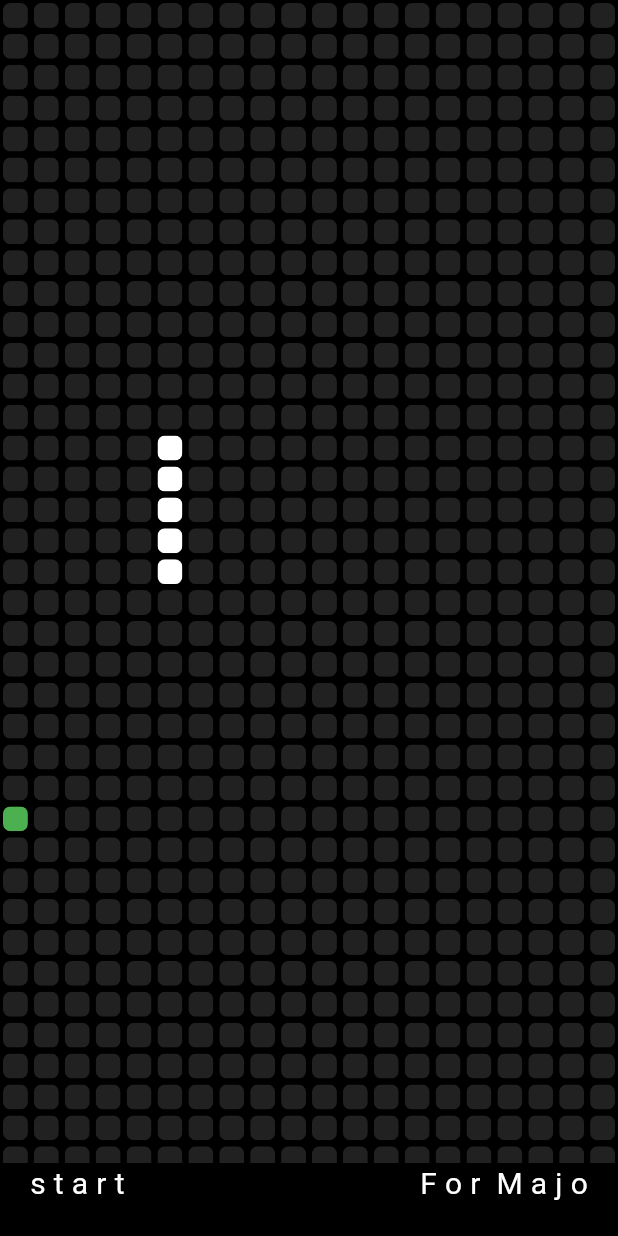
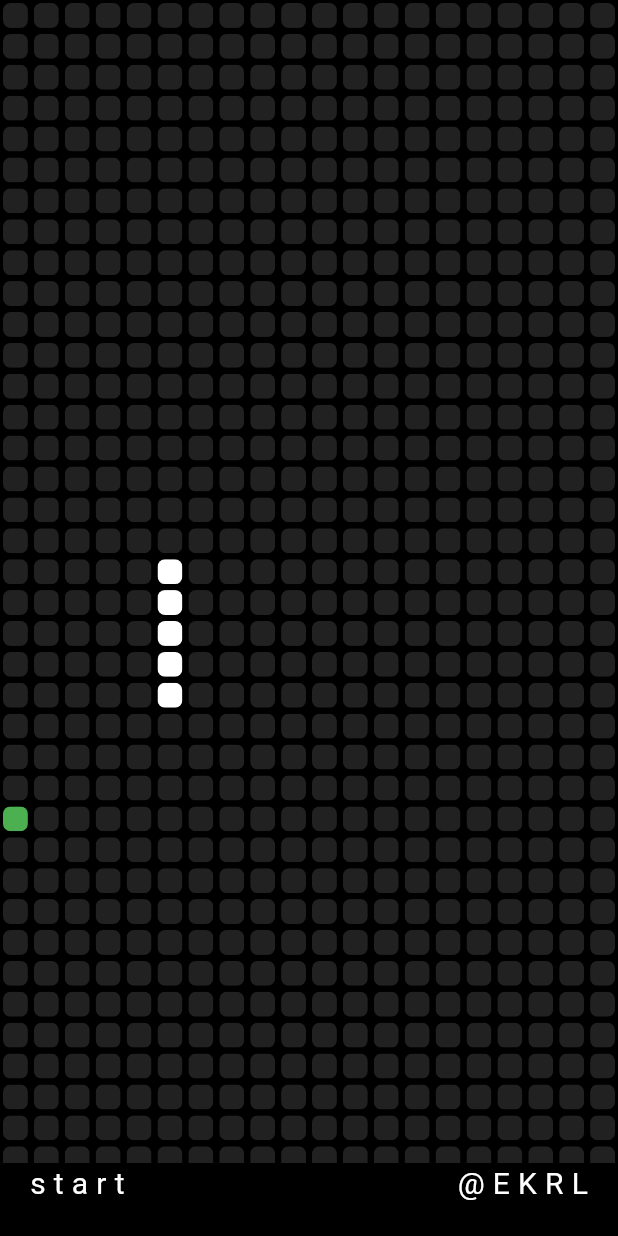
Before and after one commit to rafael-escalante/snake_game, a Flutter app: the HomePage screen opened directly, after a tap on "s t a r t", on a phone screen of 412 x 824 dp. Run offline on Flutter 3.47's test engine with Material 3 defaults, Android fonts, the phone set to English and light mode, and no system bars.

Commit message:
Add Coments

```diff
--- a/lib/snake_game.dart
+++ b/lib/snake_game.dart
@@ -1,26 +1,32 @@
-import 'package:flutter/material.dart';
-import 'dart:async';
-import 'dart:math';
+import 'package:flutter/material.dart'; //Importa la biblioteca principal de Flutter, que proporciona los widgets esenciales para construir la interfaz gráfica.
+import 'dart:async'; //Importa la biblioteca de utilidades necesaria para usar Timer, que controla la actualización del juego.
+import 'dart:math'; //Importa la biblioteca matemática, usada para generar números aleatorios (posición de la comida de la serpiente).
 
 void main() => runApp(MyApp());
 
 class MyApp extends StatelessWidget {
+  //MyApp es el widget principal de la app. Extiende StatelessWidget, su estado no cambia después de la construcción.
   const MyApp({super.key});
   @override
   Widget build(BuildContext context) {
     return MaterialApp(
       debugShowCheckedModeBanner: false, // Oculta la barra de depuración
-      home: HomePage(),
+      home:
+          HomePage(), //home: HomePage() establece HomePage como la pantalla inicial.
     );
   }
 }
 
 class HomePage extends StatefulWidget {
+  //HomePage es un StatefulWidget, significa que su estado puede cambiar.
   @override
-  _HomePageState createState() => _HomePageState();
+  _HomePageState createState() =>
+      _HomePageState(); //createState() crea una instancia de _HomePageState, que maneja la lógica del juego.
 }
 
 class _HomePageState extends State<HomePage> {
+  //Contiene la lógica del juego, incluyendo el movimiento de la serpiente y la detección de colisiones.
+
   static List<int> snakePosition = [
     45,
     65,
@@ -44,25 +50,33 @@ class _HomePageState extends State<HomePage> {
 
   // Método para iniciar el juego
   void startGame() {
-    snakePosition = [45, 65, 85, 105, 125]; // Reinicia la serpiente
-    const duration =
-        const Duration(milliseconds: 100); // Velocidad de actualización
+    snakePosition = [
+      45,
+      65,
+      85,
+      105,
+      125
+    ]; // Reinicia la posición de la serpiente
+    const duration = const Duration(
+        milliseconds:
+            75); // Velocidad de actualización (velocidad de la serpiente)
     Timer.periodic(duration, (Timer timer) {
       updateSnake(); // Actualiza la posición de la serpiente
       if (gameOver()) {
+        //Si hay colisión, se cancela el temporizador y se muestra la pantalla de "Game Over".
         timer.cancel(); // Detiene el juego si hay colisión
         _showGameOverScreen();
       }
     });
   }
 
-  var direction = 'down'; // Dirección inicial de la serpiente
+  var direction = 'down'; // Dirección inicial de la serpiente (hacia abajo)
 
   // Método para actualizar la posición de la serpiente
   void updateSnake() {
     setState(() {
       switch (direction) {
-        case 'down':
+        case 'down': //si la serpiente sale de la pantalla hacia abajo, reaparece en la parte de arriba
           if (snakePosition.last > 740) {
             snakePosition
                 .add(snakePosition.last + 20 - 760); // Teletransporta arriba
@@ -70,7 +84,7 @@ class _HomePageState extends State<HomePage> {
             snakePosition.add(snakePosition.last + 20);
           }
           break;
-        case 'up':
+        case 'up': //si la serpiente sale de la pantalla hacia arriba, reaparece en la parte de abajo
           if (snakePosition.last < 20) {
             snakePosition
                 .add(snakePosition.last - 20 + 760); // Teletransporta abajo
@@ -78,7 +92,7 @@ class _HomePageState extends State<HomePage> {
             snakePosition.add(snakePosition.last - 20);
           }
           break;
-        case 'left':
+        case 'left': //si la serpiente sale de la pantalla hacia la izquierda, reaparece en la derecha
           if (snakePosition.last % 20 == 0) {
             snakePosition.add(
                 snakePosition.last - 1 + 20); // Teletransporta a la derecha
@@ -86,7 +100,7 @@ class _HomePageState extends State<HomePage> {
             snakePosition.add(snakePosition.last - 1);
           }
           break;
-        case 'right':
+        case 'right': //si la serpiente sale de la pantalla hacia la derecha, reaparece en la parte izquierda
           if ((snakePosition.last + 1) % 20 == 0) {
             snakePosition.add(
                 snakePosition.last + 1 - 20); // Teletransporta a la izquierda
@@ -96,11 +110,11 @@ class _HomePageState extends State<HomePage> {
           break;
       }
 
-      // Verifica si la serpiente ha comido
+      // Si la serpiente coincide con la comida se genera una comida nueva
       if (snakePosition.last == food) {
         generateNewFood();
       } else {
-        snakePosition.removeAt(0); // Movimiento normal de la serpiente
+        snakePosition.removeAt(0); // si no, se acorta la cola
       }
     });
   }
@@ -128,10 +142,10 @@ class _HomePageState extends State<HomePage> {
         builder: (BuildContext context) {
           return AlertDialog(
             title: Text('GAME OVER'),
-            content: Text('Your score: ' + snakePosition.length.toString()),
+            content: Text('Tu puntuación: ' + snakePosition.length.toString()),
             actions: <Widget>[
               TextButton(
-                child: Text('Play Again'),
+                child: Text('Jugar de nuevo'),
                 onPressed: () {
                   startGame(); // Reinicia el juego
                   Navigator.of(context).pop();
@@ -150,6 +164,7 @@ class _HomePageState extends State<HomePage> {
         children: <Widget>[
           Expanded(
             child: GestureDetector(
+              //GestureDetector detecta deslizamientos y cambia la dirección de la serpiente.
               onVerticalDragUpdate: (details) {
                 if (direction != 'up' && details.delta.dy > 0) {
                   direction = 'down';
@@ -166,32 +181,42 @@ class _HomePageState extends State<HomePage> {
               },
               child: Container(
                 child: GridView.builder(
-                    physics: NeverScrollableScrollPhysics(),
+                    //Se usa GridView.builder para dibujar la cuadrícula.
+                    physics:
+                        NeverScrollableScrollPhysics(), //physics: NeverScrollableScrollPhysics() evita que la cuadrícula sea desplazable.
                     itemCount: numberOfSquares,
                     gridDelegate: SliverGridDelegateWithFixedCrossAxisCount(
-                        crossAxisCount: 20),
+                        crossAxisCount:
+                            20), //crossAxisCount: 20 establece que la cuadrícula tenga 20 columnas.
                     itemBuilder: (BuildContext context, int index) {
                       if (snakePosition.contains(index)) {
+                        //Si el índice index está en snakePosition, significa que la celda es parte de la serpiente.
                         return Center(
                           child: Container(
-                            padding: EdgeInsets.all(2),
+                            padding: EdgeInsets.all(
+                                2), //Relleno interno de dos pixeles a la serpiente
                             child: ClipRRect(
-                              borderRadius: BorderRadius.circular(5),
+                              borderRadius: BorderRadius.circular(
+                                  5), //Se dibuja un cuadrado blanco (color: Colors.white) con bordes redondeados (borderRadius).
                               child: Container(color: Colors.white),
                             ),
                           ),
                         );
                       }
                       if (index == food) {
+                        //Si index coincide con la posición de la comida, se dibuja un cuadrado verde (color: Colors.green).
                         return Container(
-                          padding: EdgeInsets.all(2),
+                          padding: EdgeInsets.all(
+                              2), //Relleno interno de dos pixeles a la comida
                           child: ClipRRect(
                               borderRadius: BorderRadius.circular(5),
                               child: Container(color: Colors.green)),
                         );
                       } else {
+                        //Si index no es la serpiente ni la comida, se dibuja un cuadrado gris oscuro (color: Colors.grey[900]), representando el fondo de la cuadrícula.
                         return Container(
-                          padding: EdgeInsets.all(2),
+                          padding: EdgeInsets.all(
+                              2), // Relleno interno de dos pixeles a la cuadricula de fondo
                           child: ClipRRect(
                               borderRadius: BorderRadius.circular(5),
                               child: Container(color: Colors.grey[900])),
@@ -202,27 +227,32 @@ class _HomePageState extends State<HomePage> {
             ),
           ),
           Padding(
+            //Se usa Padding para agregar espacio en la parte inferior y los lados.
             padding:
                 const EdgeInsets.only(bottom: 20.0, left: 20.0, right: 20.0),
             child: Row(
+              //Row organiza los elementos horizontalmente.
               mainAxisAlignment: MainAxisAlignment.spaceBetween,
               children: <Widget>[
                 GestureDetector(
-                  onTap: startGame,
+                  //GestureDetector permite que el texto "s t a r t" actúe como botón de inicio del juego.
+                  onTap:
+                      startGame, //onTap: startGame inicia el juego cuando se toca el texto.
                   child: Text(
                     's t a r t',
                     style: TextStyle(color: Colors.white, fontSize: 20),
                   ),
                 ),
                 Text(
-                  'F o r  M a j o',
+                  //Texto con las iniciales del autor del juego
+                  '@ E K R L',
                   style: TextStyle(color: Colors.white, fontSize: 20),
-                )
-              ],
-            ),
-          )
-        ],
-      ),
-    );
+                ) //Text
+              ], //<Widget>
+            ), //Row
+          ) //Padding
+        ], //<Widget>
+      ), //Column
+    ); //Scaffold
   }
 }
```
